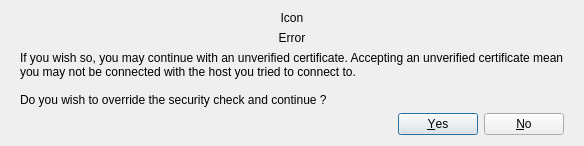
First picture: the form in ui/web/CertificateErrorDialog.ui, repository OpenFairWind/FairWindSK, before the edit.
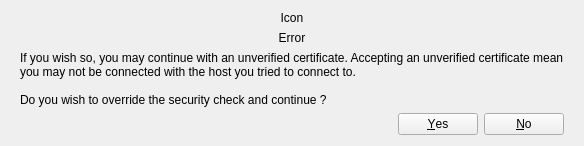
Second picture: the form after the edit.

Diff of the .ui file:
```diff
--- a/ui/web/CertificateErrorDialog.ui
+++ b/ui/web/CertificateErrorDialog.ui
@@ -1,7 +1,7 @@
 <?xml version="1.0" encoding="UTF-8"?>
 <ui version="4.0">
  <class>CertificateErrorDialog</class>
- <widget class="QDialog" name="CertificateErrorDialog">
+ <widget class="QWidget" name="CertificateErrorDialog">
   <property name="geometry">
    <rect>
     <x>0</x>
```
Left out of the diff: 35 changed lines with no effect on the pictures.
